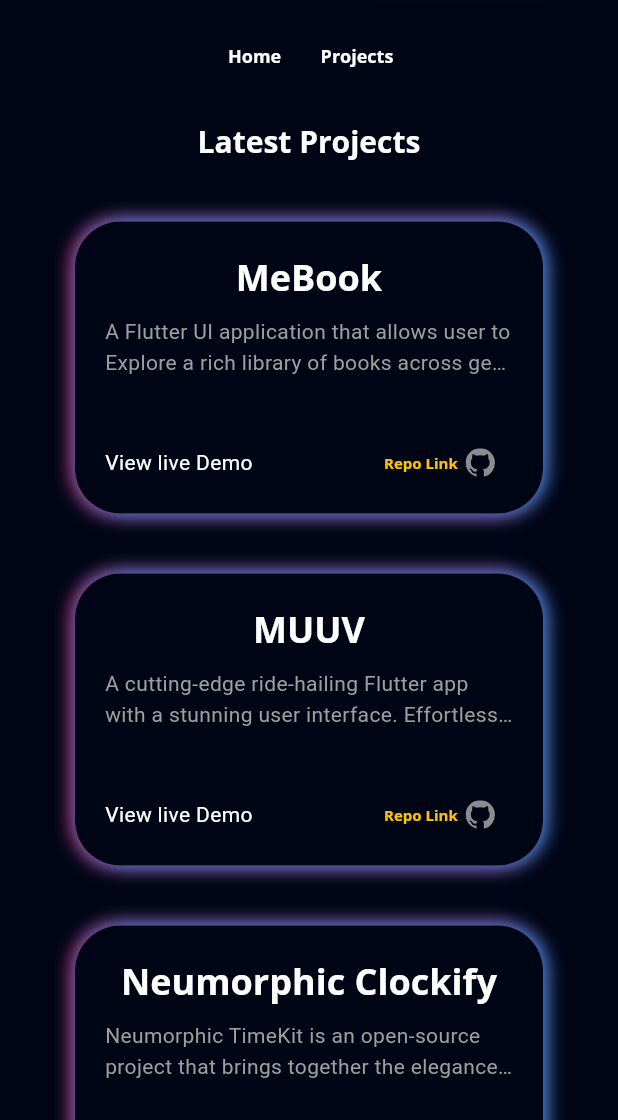
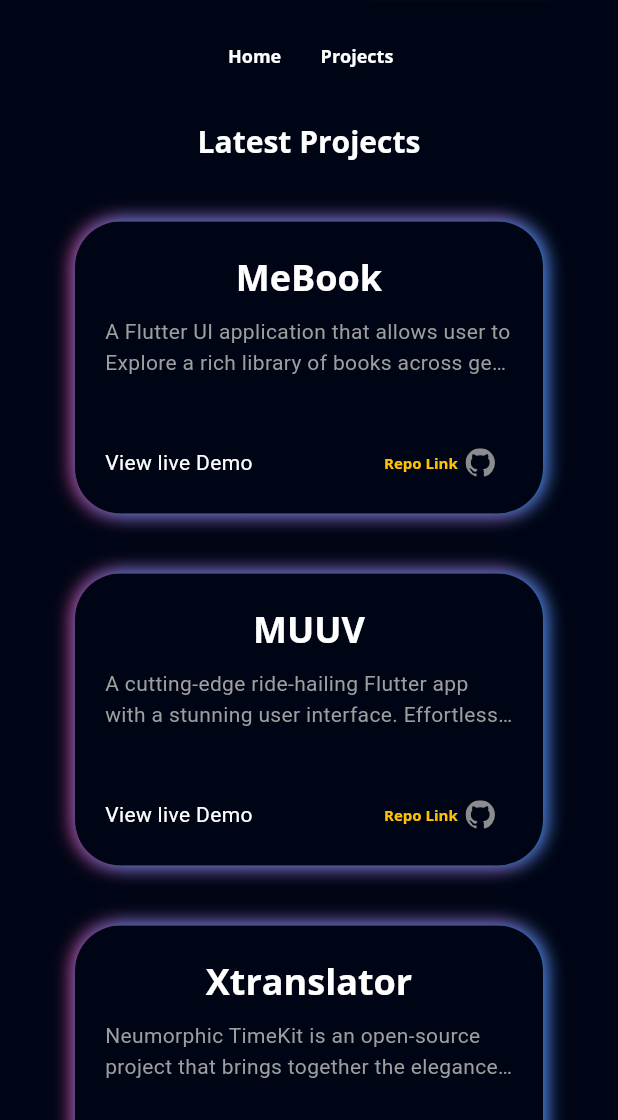
Before and after one commit to Sixtus6/Portfolio, a Flutter app: the screen it shows after launch, after a tap on the "menu" icon, after a tap on "Whatsapp", after a tap on "Projects", on a phone screen of 412 x 824 dp, the part 116-1236 px from its top. Run offline on Flutter 3.47's test engine with Material 2 defaults, Android fonts, the phone set to English and light mode, and no system bars; our stand-ins replace flutter_svg, font_awesome_flutter, get, google_fonts, photo_view; network calls fail.

Commit message:
added getx as my skill

```diff
--- a/lib/model/project_model.dart
+++ b/lib/model/project_model.dart
@@ -20,7 +20,7 @@ List<Project> projectList = [
     'https://github.com/Sixtus6/MUUV',
   ),
   Project(
-      'Neumorphic Clockify',
+      'Xtranslator',
       'Neumorphic TimeKit is an open-source project that brings together the elegance of a beautifully designed alarm system, an analog clock with a neumorphic touch, and a feature-rich stopwatch. Whether you\'re looking for a functional alarm tool, a stylish desktop clock, or a precise stopwatch, TimeKit has you covered.',
       'assets/images/alarm.jpg',
       'https://github.com/Hamad-Anwar/Neumorphic-Analog-Clockify'),
--- a/lib/view/main/components/drawer/my_skill.dart
+++ b/lib/view/main/components/drawer/my_skill.dart
@@ -87,6 +87,8 @@ class MySKills extends StatelessWidget {
         AnimatedLinearProgressIndicator(
             percentage: 0.76, title: 'MobX', image: 'assets/icons/bloc.png'),
         AnimatedLinearProgressIndicator(
+            percentage: 0.79, title: 'GetX', image: 'assets/icons/bloc.png'),
+        AnimatedLinearProgressIndicator(
             percentage: 0.91,
             title: 'Flutter Web3',
             image: 'assets/icons/dart.png'),
```
Also changed, not shown: lib/view/projects/components/project_info.dart (+11 -7 lines), lib/view/projects/components/project_link.dart (line endings or trailing spaces).
